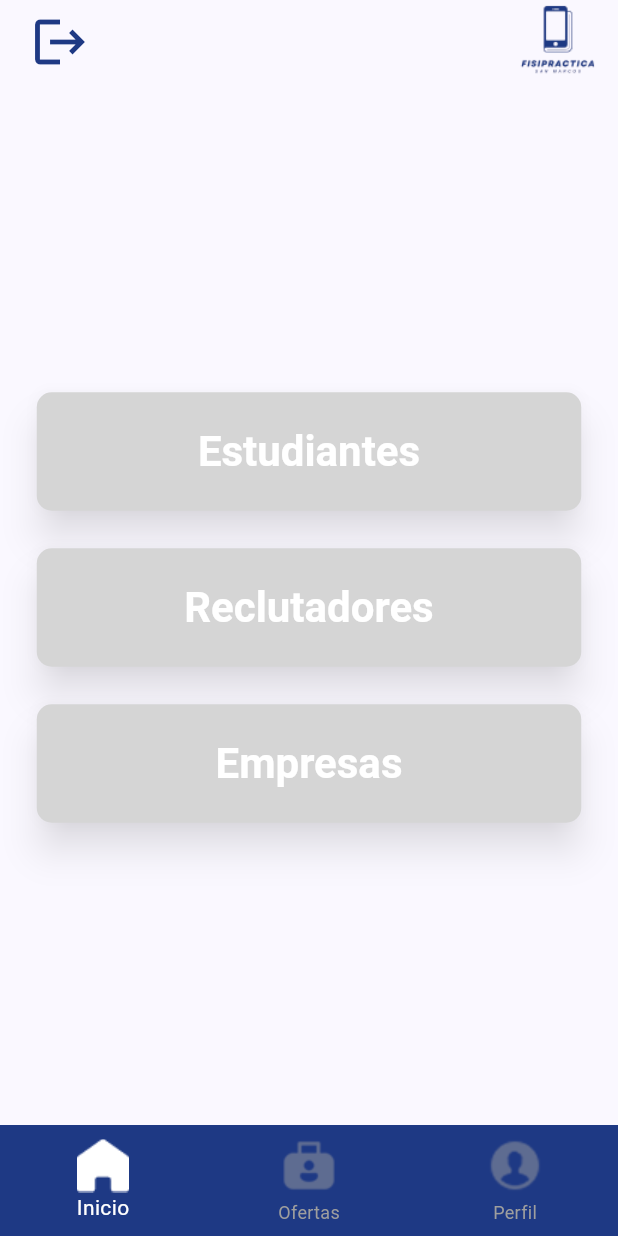
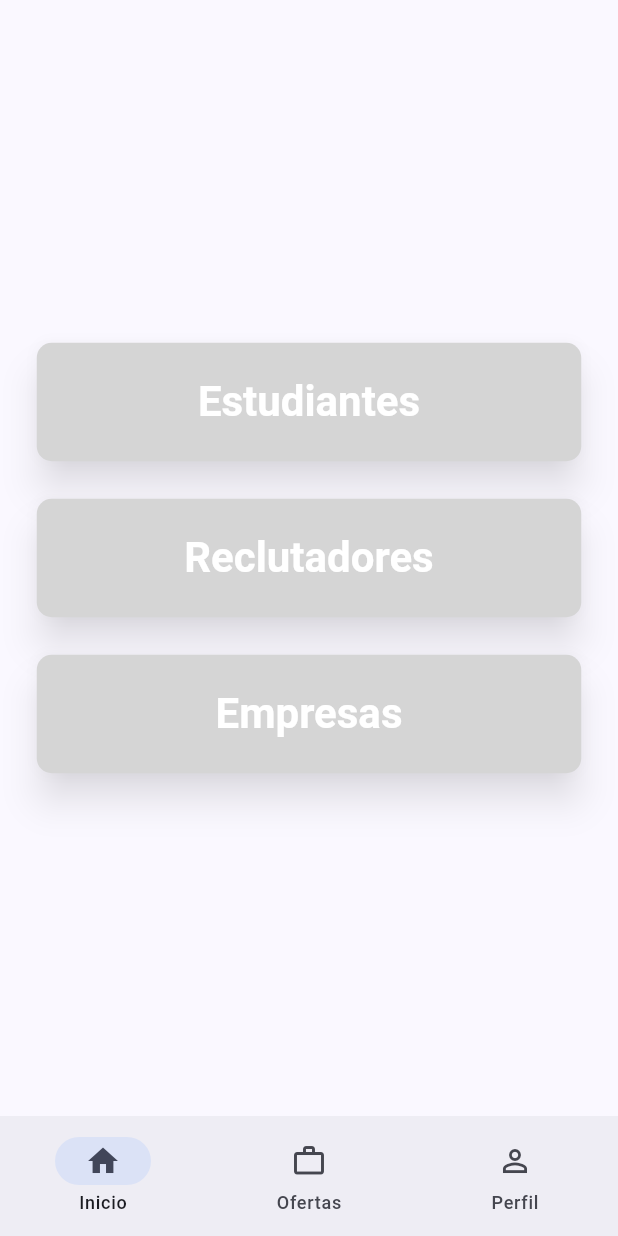
Before and after one commit to migguelarb1/FISIPRACTICA-GRUPO4, a Flutter app: the MainAdmin screen opened by its route, on a phone screen of 412 x 824 dp. Run offline on Flutter 3.47's test engine with Material 3 defaults, Android fonts, the phone set to English and light mode, and no system bars; our stand-ins replace shared_preferences; accounts and stored records are empty.

Commit message:
Refactor navegación en la pantalla de admin y agregar HomeNav para mejorar la estructura de navegación.

```diff
--- a/lib/features/admin/main.dart
+++ b/lib/features/admin/main.dart
@@ -1,5 +1,7 @@
 import 'package:flutter/material.dart';
-import 'package:flutter_app/features/features.dart';
+import 'package:flutter/services.dart';
+import 'package:flutter_app/app/constants/constants.dart';
+import 'package:flutter_app/features/admin/navigation/home_nav.dart';
 
 class MainAdmin extends StatefulWidget {
   const MainAdmin({super.key});
@@ -10,76 +12,30 @@ class MainAdmin extends StatefulWidget {
 
 class _MainAdminState extends State<MainAdmin> {
   int currentIndex = 0;
-  String currentHomeSubpage = 'home'; // 'home', 'estudiantes', 'reclutadores', 'empresas'
 
   void goToPage(int index) {
     setState(() {
       currentIndex = index;
-      // Resetear a home cuando se cambie de pestaña
-      if (index == 0) {
-        currentHomeSubpage = 'home';
-      }
     });
   }
 
-  void navigateToHomeSubpage(String subpage) {
-    setState(() {
-      currentHomeSubpage = subpage;
-    });
-  }
+  final List<GlobalKey<NavigatorState>> _navigatorKeys = [
+    homeNavigatorKey,
+  ];
 
-  void backToHome() {
-    setState(() {
-      currentHomeSubpage = 'home';
-    });
-  }
-
-  bool _handleBackPress() {
-    if (currentIndex == 0 && currentHomeSubpage != 'home') {
-      // Si estamos en una subpantalla de Home, regresamos a Home
-      backToHome();
-      return false; // No permitir que el sistema maneje el back
-    }
-    return true; // Permitir que el sistema maneje el back (cerrar app)
-  }
-
-  Widget _buildCurrentHomePage() {
-    switch (currentHomeSubpage) {
-      case 'estudiantes':
-        return EstudiantesScreen();
-      case 'reclutadores':
-        return ReclutadoresScreen();
-      case 'empresas':
-        return Container(
-          child: Center(
-            child: Column(
-              mainAxisAlignment: MainAxisAlignment.center,
-              children: [
-                Icon(Icons.business, size: 100, color: Color(0xFF1E3984)),
-                SizedBox(height: 20),
-                Text(
-                  'Empresas',
-                  style: TextStyle(
-                    fontSize: 24,
-                    fontWeight: FontWeight.bold,
-                    color: Color(0xFF1E3984),
-                  ),
-                ),
-              ],
-            ),
-          ),
-        );
-      default:
-        return HomeScreen(onNavigateToSubpage: navigateToHomeSubpage);
+  Future<void> _systemBackButtonPressed(result) async {
+    if (_navigatorKeys[currentIndex].currentState?.canPop() ?? true) {
+      _navigatorKeys[currentIndex].currentState?.pop(result);
+    } else {
+      SystemChannels.platform.invokeMethod('SystemNavigator.pop');
     }
   }
 
   @override
   Widget build(BuildContext context) {
     final List<Widget> pages = [
-      _buildCurrentHomePage(),
-      Container(
-        child: Center(
+      HomeNav(),
+      Center(
         child: Column(
           mainAxisAlignment: MainAxisAlignment.center,
           children: [
@@ -96,9 +52,7 @@ class _MainAdminState extends State<MainAdmin> {
           ],
         ),
       ),
-      ),
-      Container(
-        child: Center(
+      Center(
         child: Column(
           mainAxisAlignment: MainAxisAlignment.center,
           children: [
@@ -115,66 +69,41 @@ class _MainAdminState extends State<MainAdmin> {
           ],
         ),
       ),
-      ),
     ];
 
     return PopScope(
-      canPop: currentIndex != 0 || currentHomeSubpage == 'home',
-      onPopInvokedWithResult: (didPop, result) {
+        canPop: false,
+        onPopInvokedWithResult: (didPop, result) async {
           if (!didPop) {
-          _handleBackPress();
+            await _systemBackButtonPressed(result);
           }
         },
         child: Scaffold(
-        appBar: PreferredSize(
-          preferredSize: const Size.fromHeight(60.0),
-          child: Column(
-            children: [
-              Header(
-                isHome: currentIndex == 0 && currentHomeSubpage == 'home',
-                onBackPressed: currentIndex == 0 && currentHomeSubpage != 'home'
-                    ? backToHome
-                    : null,
-              )
-            ],
-          ),
-        ),
-        body: IndexedStack(
+            body: SafeArea(
+              child: IndexedStack(
                 index: currentIndex,
                 children: pages,
               ),
-        bottomNavigationBar: BottomNavigationBar(
-          elevation: 0,
-          backgroundColor: Color(0xFF1E3984),
-          items: [
-            BottomNavigationBarItem(
-              icon: Image.asset(
-                'assets/home_icon.png',
-                color: currentIndex == 0 ? Colors.white : Colors.grey,
             ),
-              label: 'Inicio',
+            bottomNavigationBar: NavigationBar(
+                selectedIndex: currentIndex,
+                onDestinationSelected: goToPage,
+                indicatorColor: AppColors.secondary,
+                destinations: const [
+                  NavigationDestination(
+                      icon: Icon(
+                        Icons.home_outlined,
                       ),
-            BottomNavigationBarItem(
-              icon: Image.asset(
-                'assets/portfolio_icon.png',
-                color: currentIndex == 1 ? Colors.white : Colors.grey,
-              ),
-              label: 'Ofertas',
-            ),
-            BottomNavigationBarItem(
-              icon: Image.asset(
-                'assets/user_icon.png',
-                color: currentIndex == 2 ? Colors.white : Colors.grey,
-              ),
-              label: 'Perfil',
-            )
-          ],
-          currentIndex: currentIndex,
-          selectedItemColor: Colors.white,
-          unselectedItemColor: Colors.grey,
-          onTap: goToPage,
-        ),
-      ),
-    );
+                      selectedIcon: Icon(Icons.home),
+                      label: 'Inicio'),
+                  NavigationDestination(
+                      icon: Icon(Icons.work_outline),
+                      selectedIcon: Icon(Icons.work),
+                      label: 'Ofertas'),
+                  NavigationDestination(
+                      icon: Icon(Icons.person_outline),
+                      selectedIcon: Icon(Icons.person),
+                      label: 'Perfil'),
+                ])));
   }
 }
--- /dev/null
+++ b/lib/features/admin/navigation/home_nav.dart
@@ -0,0 +1,32 @@
+import 'package:flutter/material.dart';
+import 'package:flutter_app/app/routes/routes.dart';
+import 'package:flutter_app/features/features.dart';
+
+class HomeNav extends StatefulWidget {
+  const HomeNav({super.key});
+
+  @override
+  State<HomeNav> createState() => _HomeNavState();
+}
+
+GlobalKey<NavigatorState> homeNavigatorKey = GlobalKey<NavigatorState>();
+
+class _HomeNavState extends State<HomeNav> {
+  @override
+  Widget build(BuildContext context) {
+    return Navigator(
+      key: homeNavigatorKey,
+      onGenerateRoute: (settings) {
+        return MaterialPageRoute(
+          settings: settings,
+          builder: (context) {
+            if (settings.name == '/') {
+              return AppRoutes.routes[AppRoutes.adminHome]!(context);
+            }
+            return AppRoutes.routes[settings.name]!(context);
+          },
+        );
+      },
+    );
+  }
+}
```
Lines whose indentation alone changed are shown as unchanged.
